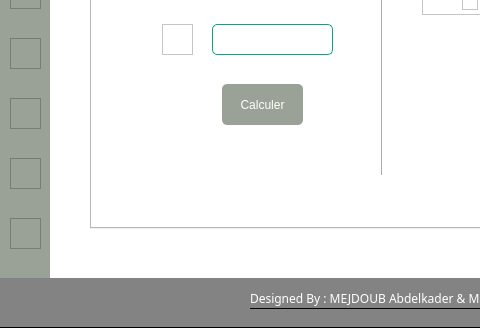
First picture: the form in main_window.ui, repository hamzamogni/geodesy, before the edit; both pictures show x 0 to 480 and y 272 to 600 of the 850 by 600 pixel window.
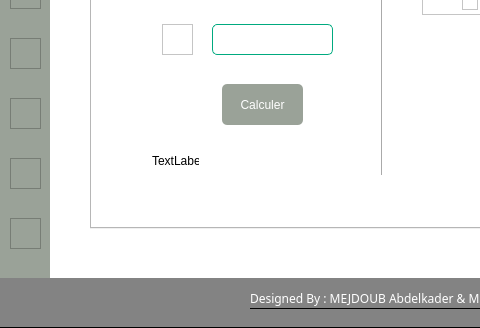
Second picture: the form after the edit. Icons and pictures are not drawn.

Patch:
```diff
--- a/main_window.ui
+++ b/main_window.ui
@@ -1747,6 +1747,19 @@
                </rect>
               </property>
              </widget>
+             <widget class="QLabel" name="page4_erreur3">
+              <property name="geometry">
+               <rect>
+                <x>60</x>
+                <y>280</y>
+                <width>47</width>
+                <height>13</height>
+               </rect>
+              </property>
+              <property name="text">
+               <string>TextLabel</string>
+              </property>
+             </widget>
             </widget>
            </widget>
           </widget>
```
Left out of the diff: 52 changed lines with no effect on the pictures.
